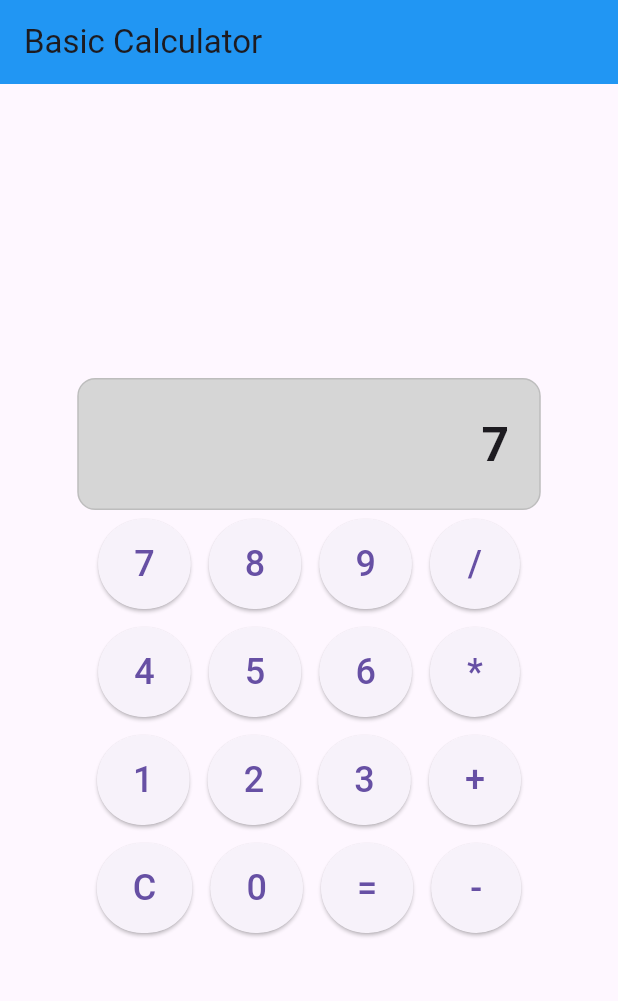
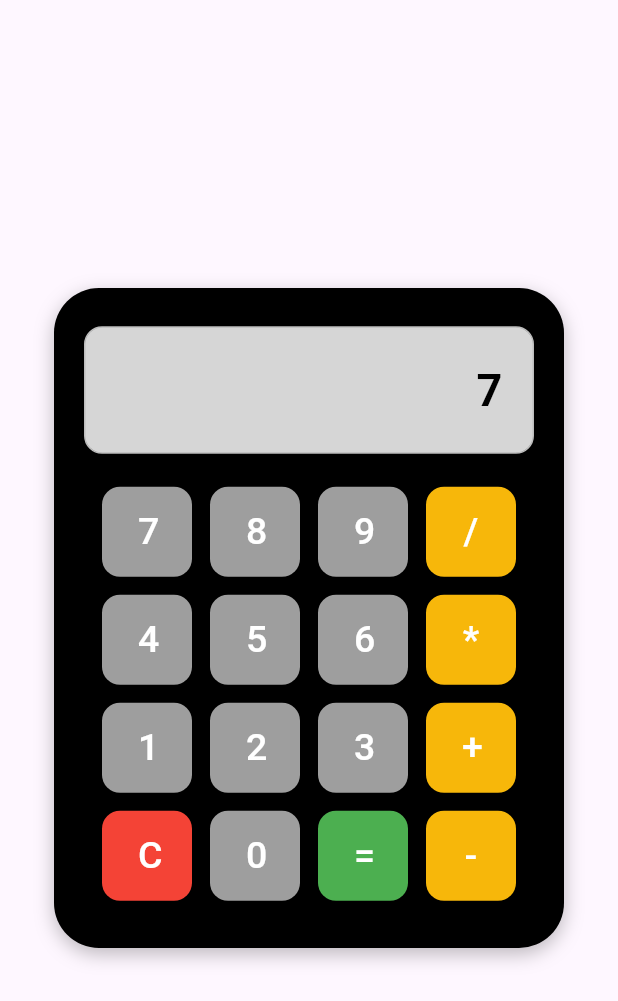
Before and after one commit to hasan-uenalan/flutter_calc, a Flutter app: the screen it shows after launch, after a tap on an icon or button, on a phone screen of 412 x 824 dp. Shown: the top 1001 px of the screen. Run offline on Flutter 3.47's test engine with Material 3 defaults, Android fonts, the phone set to English and light mode, and no system bars; our stand-ins replace math_expressions.

Commit message:
refactoring + calculator now works

```diff
--- a/lib/main.dart
+++ b/lib/main.dart
@@ -1,147 +1,19 @@
 import 'package:flutter/material.dart';
+import 'package:flutter_calc/pages/calculator.dart';
 
 void main() {
-  runApp(const Calculator());
+  runApp(const Home());
 }
 
-class Calculator extends StatefulWidget {
-  const Calculator({super.key});
+class Home
+ extends StatelessWidget {
+  const Home({super.key});
 
-  @override
-  State<Calculator> createState() => _CalculatorState();
-}
-
-class _CalculatorState extends State<Calculator> {
-  String input = '0';
-  final operators = ['+', '-', '*', '/'];
-
-  void resetInput(){
-    input = '0';
-  }
-
-  void displayInput(String buttonText) {
-    setState(() {
-      if (buttonText == 'C') {
-        resetInput();
-      } else if (buttonText == '=') {
-        calculate(input);
-      } else {
-        checkValidInput(buttonText);
-      }
-    });
-  }
-
-  // checks if incoming input is valid
-  void checkValidInput(String buttonText){
-    String inputLastChar = input[input.length - 1];
-
-    List<String> numbers = input.split(RegExp(r'(\+|\-|\*|\/)'));
-    if(numbers[numbers.length-1].length == 1){
-      // check last character is a 0 to avoid leading zeroes
-      if(inputLastChar == '0' && buttonText == '0'){
-        return;
-      }
-      // check if next character should overwrite 0
-      if(inputLastChar == '0' && buttonText != '0' && !operators.contains(buttonText)){
-        input = input.substring(0,input.length-1)+buttonText;
-        return;
-      }
-    }
-
-    // check if last character is an operator and replace it
-    if(operators.contains(inputLastChar) && operators.contains(buttonText)){
-      input = input.substring(0,input.length-1)+buttonText;
-    }
-    else{
-      input += buttonText;
-    }
-
-  }
-
-
-  void calculate(String input){
-    List<String> tokens = input.split(RegExp(r'(\+|\-|\*|\/)'));
-    List<String> operators = input.replaceAll(RegExp(r'[0-9]'), '').split('');
-
-    for (var token in tokens) {
-      print(token);
-    }
-
-    for (var operator in operators) {
-      print(operator);
-    }
-  }
-
-  String addition(String a, String b) {
-    return (int.parse(a) + int.parse(b)).toString();
-  }
-
-  final List<List<String>> buttons = [
-    ['7', '8', '9', '/'],
-    ['4', '5', '6', '*'],
-    ['1', '2', '3', '+'],
-    ['C', '0', '=', '-'],
-  ];
   @override
   Widget build(BuildContext context) {
     return MaterialApp(
-      home: Scaffold(
-        body: Center(
-          child: SizedBox(
-            width: MediaQuery.of(context).size.width * 0.75,
-            child: Column(
-              mainAxisAlignment: MainAxisAlignment.center,
-              children: [
-                Container(
-                  decoration: BoxDecoration(
-                  color: Colors.grey[350],
-                  borderRadius: BorderRadius.circular(12),
-                  border: Border.all(color: Colors.grey.shade400),
-                ),
-                  padding: EdgeInsets.all(20),
-                  alignment: Alignment.centerRight,
-                  child: Text(
-                    input,
-                    style: TextStyle(fontSize: 32, fontWeight: FontWeight.bold),
-                  ),
-                ),
-                Center(
-                child: Column(
-                  mainAxisSize: MainAxisSize.min,
-                  children: buttons.map((row) {
-                    return Row(
-                      mainAxisSize: MainAxisSize.min,
-                      children: row.map((text) {
-                        return Padding(
-                          padding: const EdgeInsets.all(6.0),
-                          child: ElevatedButton(
-                            onPressed: () {
-                              displayInput(text);
-                            },
-                            style: ElevatedButton.styleFrom(
-                              minimumSize: Size(60, 60),
-                            ),
-                            child: Text(
-                              text,
-                              style: TextStyle(fontSize: 24),
-                            ),
-                          ),
-                        );
-                      }).toList(),
-                    );
-                  }).toList(),
-                ),
-                ),
-              ],
-            ),
-          ),
-        ),
-        appBar: AppBar(
-          backgroundColor: Colors.blue,
-          title: const Text('Basic Calculator'),
-        ),
-
-      ),
+      debugShowCheckedModeBanner: false,
+      home: Calculator()
     );
   }
 }
--- /dev/null
+++ b/lib/pages/calculator.dart
@@ -0,0 +1,188 @@
+import 'package:flutter/material.dart';
+import 'package:math_expressions/math_expressions.dart';
+
+class Calculator extends StatefulWidget {
+  const Calculator({super.key});
+
+  @override
+  State<Calculator> createState() => _CalculatorState();
+}
+
+class _CalculatorState extends State<Calculator> {
+  String input = '0';
+  final operators = ['+', '-', '*', '/'];
+  static Color colorNumber = Colors.grey;
+  static Color colorOperands = const Color.fromARGB(255, 247, 183, 10);
+
+  void resetInput() {
+    input = '0';
+  }
+
+  void displayInput(String buttonText) {
+    setState(() {
+      if (buttonText == 'C') {
+        resetInput();
+      } else if (buttonText == '=') {
+        calculate(input);
+      } else {
+        checkValidInput(buttonText);
+      }
+    });
+  }
+
+  // checks if incoming input is valid
+  void checkValidInput(String buttonText) {
+    String inputLastChar = input[input.length - 1];
+
+    if((input.length > 12 )) {
+      input = "less numbers pls";
+      return;
+    }
+
+    List<String> numbers = input.split(RegExp(r'(\+|\-|\*|\/)'));
+    if (numbers[numbers.length - 1].length == 1) {
+      // check last character is a 0 to avoid leading zeroes
+      if (inputLastChar == '0' && buttonText == '0') {
+        return;
+      }
+      // check if next character should overwrite 0
+      if (inputLastChar == '0' &&
+          buttonText != '0' &&
+          !operators.contains(buttonText)) {
+        input = input.substring(0, input.length - 1) + buttonText;
+        return;
+      }
+    }
+
+    // check if last character is an operator and replace it
+    if (operators.contains(inputLastChar) && operators.contains(buttonText)) {
+      input = input.substring(0, input.length - 1) + buttonText;
+    } else {
+      input += buttonText;
+    }
+  }
+
+  void calculate(String textInput) {
+    input = evaluateExpression(textInput);
+  }
+
+  String evaluateExpression(String input) {
+    try {
+      GrammarParser p = GrammarParser();
+      Expression exp = p.parse(input);
+      ContextModel cm = ContextModel();
+      double result = exp.evaluate(EvaluationType.REAL, cm);
+      return result.toStringAsFixed(2);
+    } catch (e) {
+    }
+    return input;
+  }
+
+  final List<List<Map<String, dynamic>>> buttons = [
+    [
+      {'text': '7', 'color': colorNumber},
+      {'text': '8', 'color': colorNumber},
+      {'text': '9', 'color': colorNumber},
+      {'text': '/', 'color': colorOperands},
+    ],
+    [
+      {'text': '4', 'color': colorNumber},
+      {'text': '5', 'color': colorNumber},
+      {'text': '6', 'color': colorNumber},
+      {'text': '*', 'color': colorOperands},
+    ],
+    [
+      {'text': '1', 'color': colorNumber},
+      {'text': '2', 'color': colorNumber},
+      {'text': '3', 'color': colorNumber},
+      {'text': '+', 'color': colorOperands},
+    ],
+    [
+      {'text': 'C', 'color': Colors.red},
+      {'text': '0', 'color': colorNumber},
+      {'text': '=', 'color': Colors.green},
+      {'text': '-', 'color': colorOperands},
+    ],
+  ];
+
+  @override
+  Widget build(BuildContext context) {
+    return Scaffold(
+    body: Center(
+      child: Container(
+        padding: EdgeInsets.all(20),
+        decoration: BoxDecoration(
+          color: Colors.black, // Black background
+          borderRadius: BorderRadius.circular(30), // Rounded edges
+          boxShadow: [
+            BoxShadow(
+              color: Colors.black26,
+              blurRadius: 10,
+              offset: Offset(0, 4),
+            ),
+          ],
+        ),
+        child: SizedBox(
+          width: 300,
+          height: 400,
+          child: Column(
+            mainAxisAlignment: MainAxisAlignment.center,
+            children: [
+              Container(
+                decoration: BoxDecoration(
+                  color: Colors.grey[350],
+                  borderRadius: BorderRadius.circular(12),
+                  border: Border.all(color: Colors.grey.shade400),
+                ),
+                padding: EdgeInsets.all(20),
+                alignment: Alignment.centerRight,
+                child: Text(
+                  input,
+                  style: TextStyle(
+                    fontSize: 30,
+                    fontWeight: FontWeight.bold,
+                    color: Colors.black,
+                  ),
+                ),
+              ),
+              SizedBox(height: 16),
+              Column(
+                mainAxisSize: MainAxisSize.min,
+                children: buttons.map((row) {
+                  return Row(
+                    mainAxisSize: MainAxisSize.min,
+                    children: row.map((btn) {
+                      return Padding(
+                        padding: const EdgeInsets.all(6.0),
+                        child: ElevatedButton(
+                          onPressed: () {
+                            displayInput(btn['text']);
+                          },
+                          style: ElevatedButton.styleFrom(
+                            minimumSize: Size(60, 60),
+                            maximumSize: Size(60, 60),
+                            backgroundColor: btn['color'],
+                            shape: RoundedRectangleBorder(
+                              borderRadius: BorderRadius.circular(12),
+                            ),
+                          ),
+                          child: Text(
+                            btn['text'],
+                            style: TextStyle(
+                              fontSize: 25,
+                              color: Colors.white,
+                            ),
+                          ),
+                        ),
+                      );
+                    }).toList(),
+                  );
+                }).toList(),
+              ),
+            ],
+          ),
+        ),
+      ),
+    ),
+  );
+}}
--- a/pubspec.yaml
+++ b/pubspec.yaml
@@ -35,6 +35,7 @@ dependencies:
   # Use with the CupertinoIcons class for iOS style icons.
   cupertino_icons: ^1.0.8
   segment_display: ^0.5.0
+  math_expressions: ^2.4.0
 
 
 dev_dependencies:
```
Also changed, not shown: pubspec.lock, 1 other file.
